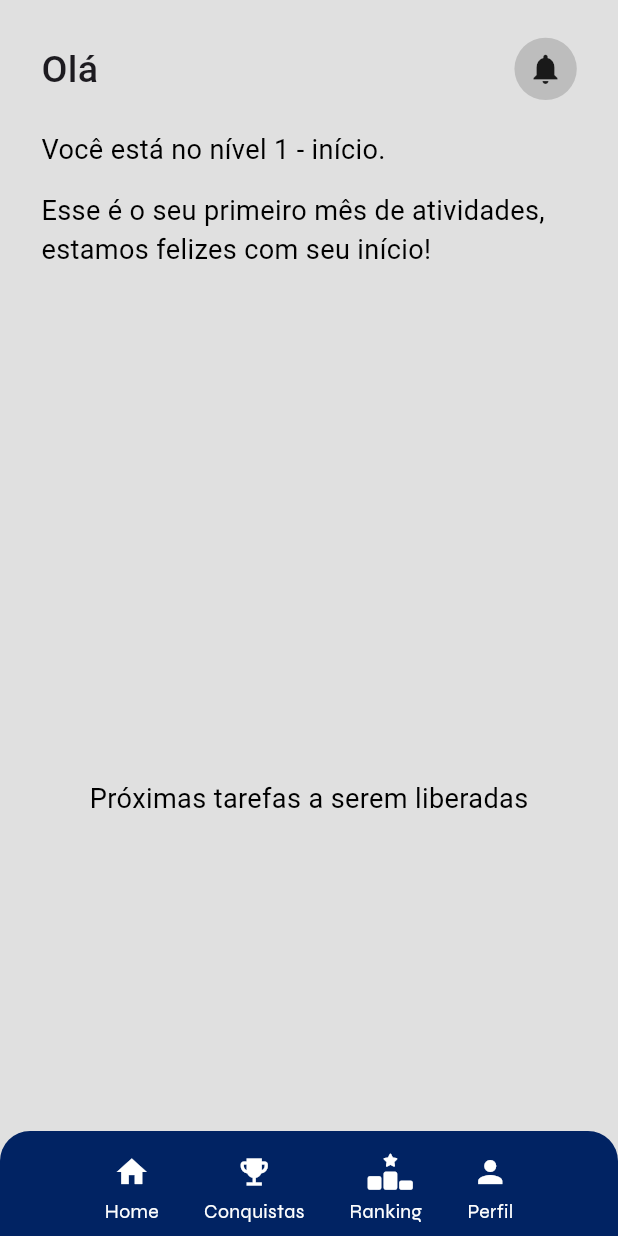
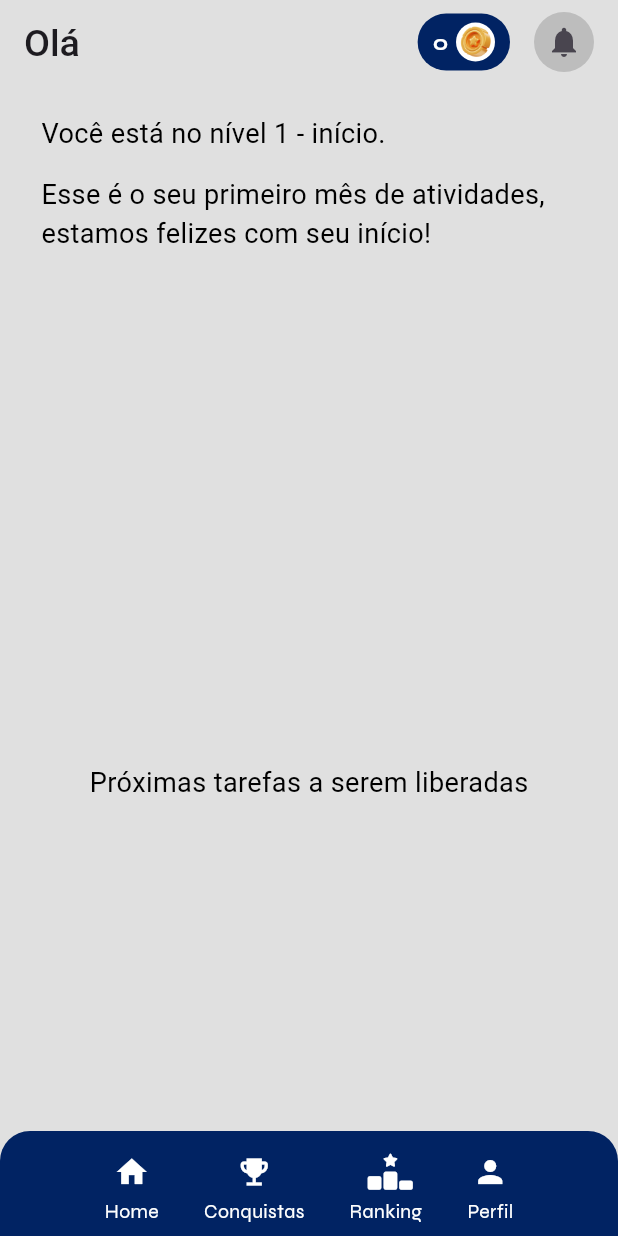
Before and after one commit to daniel-vezos/Ser-familia, a Flutter app: the InitialHome screen opened directly with empty values, on a phone screen of 412 x 824 dp. Run offline on Flutter 3.47's test engine with Material 3 defaults, Android fonts, the phone set to English and light mode, and no system bars; drawn by our look-alikes of smooth_page_indicator; our stand-ins replace cloud_firestore, confetti, firebase_auth, firebase_core, flutter_screenutil, flutter_tts and 4 more; accounts and stored records are empty.

Commit message:
Style Initial Home

```diff
--- a/lib/pages/initial_home.dart
+++ b/lib/pages/initial_home.dart
@@ -1,5 +1,8 @@
 import 'dart:convert';
+import 'package:app_leitura/widgets/button_notification.dart';
+import 'package:app_leitura/widgets/points_card.dart';
 import 'package:cloud_firestore/cloud_firestore.dart';
+import 'package:firebase_auth/firebase_auth.dart';
 import 'package:flutter/material.dart';
 import 'package:flutter_screenutil/flutter_screenutil.dart';
 import 'package:app_leitura/pages/weeks_page.dart';
@@ -160,9 +163,32 @@ class InitialHomeState extends State<InitialHome> {
       fontFamily: 'Roboto',
     );
 
+    final user = FirebaseAuth.instance.currentUser;
+
+    if (user == null) {
+      return const Center(child: Text('Usuário não autenticado.'));
+    }
+
     return Scaffold(
       backgroundColor: Colors.grey[300],
       floatingActionButtonLocation: FloatingActionButtonLocation.centerDocked,
+      appBar: AppBar(
+        title: Text("Olá ${widget.nameUser.split(' ')[0]}",
+          style: TextStyle(fontSize: 25.sp,
+          fontWeight: FontWeight.w500,
+          fontFamily: 'Roboto',
+          ),
+        ),
+        automaticallyImplyLeading: false,
+        backgroundColor: Colors.transparent,
+        elevation: 0,
+        actions: [
+          PointsCard(userId: user.uid),
+          const SizedBox(width: 16),
+          ButtonNotification(nameUser: widget.nameUser),
+          const SizedBox(width: 16),
+        ],
+      ),
       body: SafeArea(
         child: SingleChildScrollView(
           child: Padding(
@@ -170,32 +196,6 @@ class InitialHomeState extends State<InitialHome> {
             child: Column(
               crossAxisAlignment: CrossAxisAlignment.start,
               children: [
-                Padding(
-                  padding: EdgeInsets.only(top: 25.h),
-                  child: Row(
-                    mainAxisAlignment: MainAxisAlignment.spaceBetween,
-                    children: [
-                      Expanded(
-                        child: Text(
-                          "Olá ${widget.nameUser.split(' ')[0]}",
-                          style: TextStyle(
-                            fontSize: 25.sp,
-                            fontWeight: FontWeight.w500,
-                            fontFamily: 'Roboto',
-                          ),
-                        ),
-                      ),
-                      Container(
-                        padding: EdgeInsets.all(8.w),
-                        decoration: BoxDecoration(
-                          color: Colors.grey[400],
-                          shape: BoxShape.circle,
-                        ),
-                        child: const Icon(Icons.notifications),
-                      ),
-                    ],
-                  ),
-                ),
                 SizedBox(height: 20.h),
                 Text(
                   "Você está no nível 1 - início.",
--- a/lib/pages/page_congrats.dart
+++ b/lib/pages/page_congrats.dart
@@ -48,6 +48,7 @@ class _CongratsPageState extends State<CongratsPage> {
       appBar: AppBar(
         title: const Text(''),
         backgroundColor: Colors.transparent,
+        automaticallyImplyLeading: false,
         elevation: 0,
       ),
       body: Stack(
```
